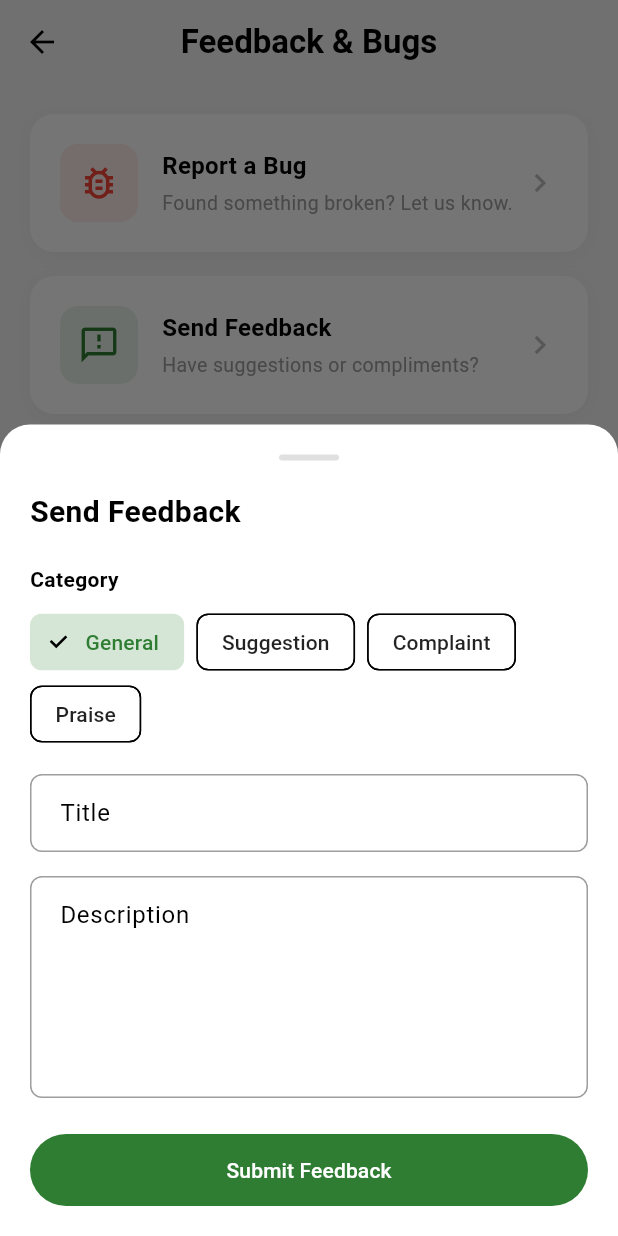
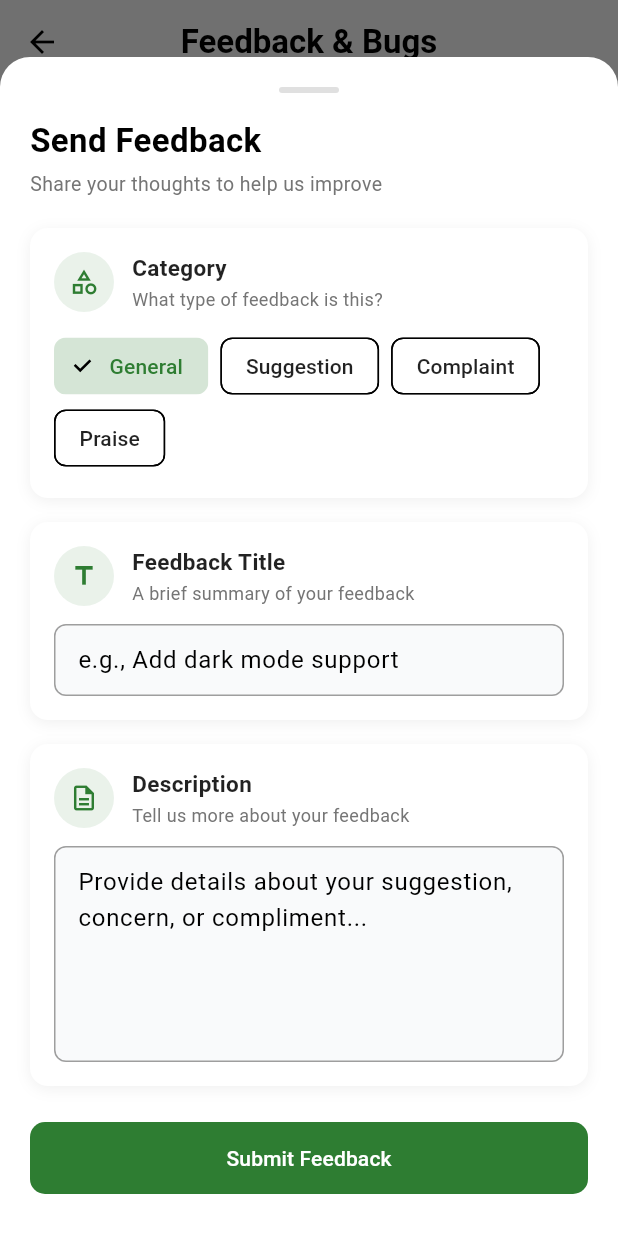
Before and after one commit to Aaronwzs/jsba_viewer_coach, a Flutter app: the FeedbackReportPage screen opened by its route, after a tap on "Send Feedback", on a phone screen of 412 x 824 dp. Run offline on Flutter 3.47's test engine with Material 3 defaults, Android fonts, the phone set to English and light mode, and no system bars; our stand-ins replace auto_route, cached_network_image, cloud_firestore, device_info_plus, dio, firebase_auth and 8 more; accounts and stored records are empty.

Commit message:
refactor: enhance feedback form with section cards and modern styling

```diff
--- a/lib/app/view/shared/widgets/feedback_form.dart
+++ b/lib/app/view/shared/widgets/feedback_form.dart
@@ -4,6 +4,7 @@ import 'package:jsba_app/app/model/feedback_model.dart';
 import 'package:jsba_app/app/service/feedback_service.dart';
 import 'package:jsba_app/app/utils/device_info_helper.dart';
 import 'package:flutter_easyloading/flutter_easyloading.dart';
+import 'package:jsba_app/app/view/shared/widgets/form_section_card.dart';
 
 class FeedbackForm extends StatefulWidget {
   final String userId;
@@ -106,18 +107,23 @@ class _FeedbackFormState extends State<FeedbackForm> {
                 ),
               ),
             ),
-            const SizedBox(height: 20),
+            const SizedBox(height: 16),
             const Text(
               'Send Feedback',
-              style: TextStyle(fontSize: 20, fontWeight: FontWeight.bold),
+              style: TextStyle(fontSize: 22, fontWeight: FontWeight.bold),
+            ),
+            const SizedBox(height: 4),
+            Text(
+              'Share your thoughts to help us improve',
+              style: TextStyle(fontSize: 13, color: Colors.grey[600]),
             ),
             const SizedBox(height: 20),
-            const Text(
-              'Category',
-              style: TextStyle(fontWeight: FontWeight.w600),
-            ),
-            const SizedBox(height: 8),
-            Wrap(
+            FormSectionCard(
+              icon: Icons.category_outlined,
+              iconColor: AppTheme.primaryColor,
+              title: 'Category',
+              helperText: 'What type of feedback is this?',
+              child: Wrap(
                 spacing: 8,
                 children: FeedbackCategory.values.map((category) {
                   return ChoiceChip(
@@ -137,29 +143,59 @@ class _FeedbackFormState extends State<FeedbackForm> {
                   );
                 }).toList(),
               ),
-            const SizedBox(height: 16),
-            TextFormField(
-              controller: _titleController,
-              decoration: const InputDecoration(
-                labelText: 'Title',
-                hintText: 'Brief summary of your feedback',
-                border: OutlineInputBorder(),
-              ),
-              validator: (v) =>
-                  v == null || v.trim().isEmpty ? 'Required' : null,
             ),
             const SizedBox(height: 16),
-            TextFormField(
+            FormSectionCard(
+              icon: Icons.title,
+              iconColor: AppTheme.primaryColor,
+              title: 'Feedback Title',
+              helperText: 'A brief summary of your feedback',
+              child: TextFormField(
+                controller: _titleController,
+                decoration: InputDecoration(
+                  hintText: 'e.g., Add dark mode support',
+                  border: OutlineInputBorder(
+                    borderRadius: BorderRadius.circular(8),
+                  ),
+                  contentPadding: const EdgeInsets.symmetric(
+                    horizontal: 12,
+                    vertical: 12,
+                  ),
+                  filled: true,
+                  fillColor: const Color(0xFFF9FAFB),
+                ),
+                validator: (v) => v == null || v.trim().isEmpty
+                    ? 'Please enter a title'
+                    : null,
+              ),
+            ),
+            const SizedBox(height: 16),
+            FormSectionCard(
+              icon: Icons.description_outlined,
+              iconColor: AppTheme.primaryColor,
+              title: 'Description',
+              helperText: 'Tell us more about your feedback',
+              child: TextFormField(
                 controller: _descriptionController,
                 maxLines: 5,
-              decoration: const InputDecoration(
-                labelText: 'Description',
-                hintText: 'Tell us more about your feedback...',
-                border: OutlineInputBorder(),
+                decoration: InputDecoration(
+                  hintText:
+                      'Provide details about your suggestion, concern, or compliment...',
+                  border: OutlineInputBorder(
+                    borderRadius: BorderRadius.circular(8),
+                  ),
+                  contentPadding: const EdgeInsets.symmetric(
+                    horizontal: 12,
+                    vertical: 12,
+                  ),
+                  filled: true,
+                  fillColor: const Color(0xFFF9FAFB),
                   alignLabelWithHint: true,
                 ),
-              validator: (v) =>
-                  v == null || v.trim().isEmpty ? 'Required' : null,
+                validator: (v) => v == null || v.trim().isEmpty
+                    ? 'Please enter a description'
+                    : null,
+              ),
             ),
             const SizedBox(height: 24),
             SizedBox(
@@ -169,6 +205,9 @@ class _FeedbackFormState extends State<FeedbackForm> {
                 style: FilledButton.styleFrom(
                   backgroundColor: AppTheme.primaryColor,
                   padding: const EdgeInsets.symmetric(vertical: 14),
+                  shape: RoundedRectangleBorder(
+                    borderRadius: BorderRadius.circular(10),
+                  ),
                 ),
                 child: _isSubmitting
                     ? const SizedBox(
@@ -182,6 +221,7 @@ class _FeedbackFormState extends State<FeedbackForm> {
                     : const Text('Submit Feedback'),
               ),
             ),
+            const SizedBox(height: 8),
           ],
         ),
       ),
```
Lines whose indentation alone changed are shown as unchanged.
